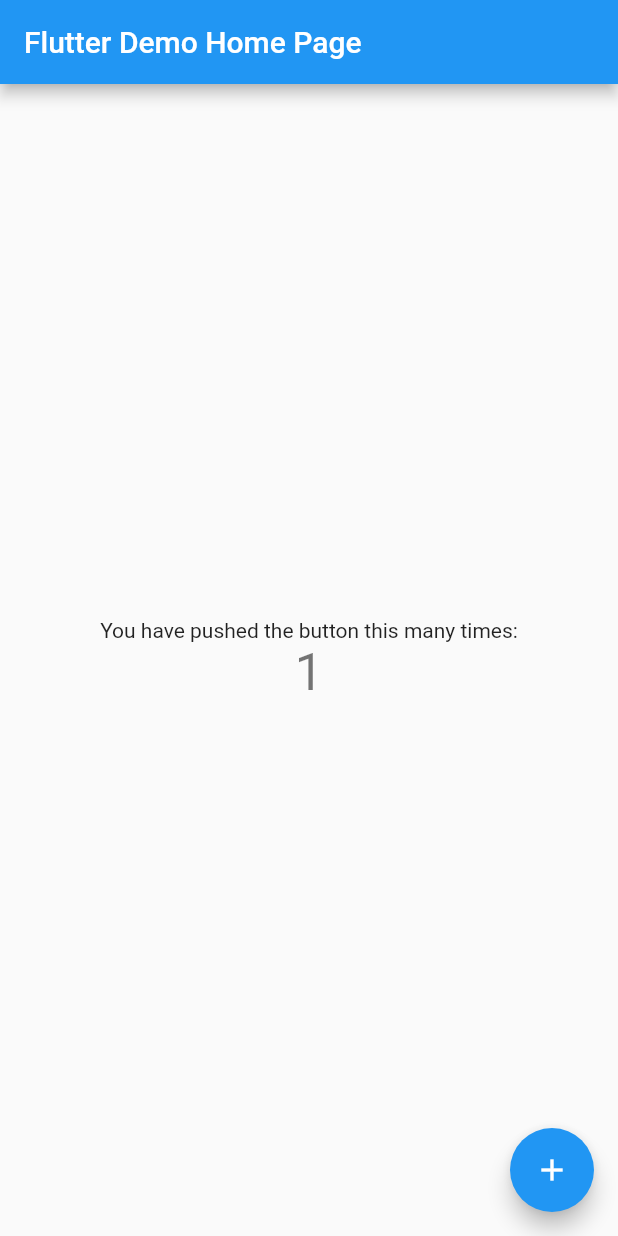
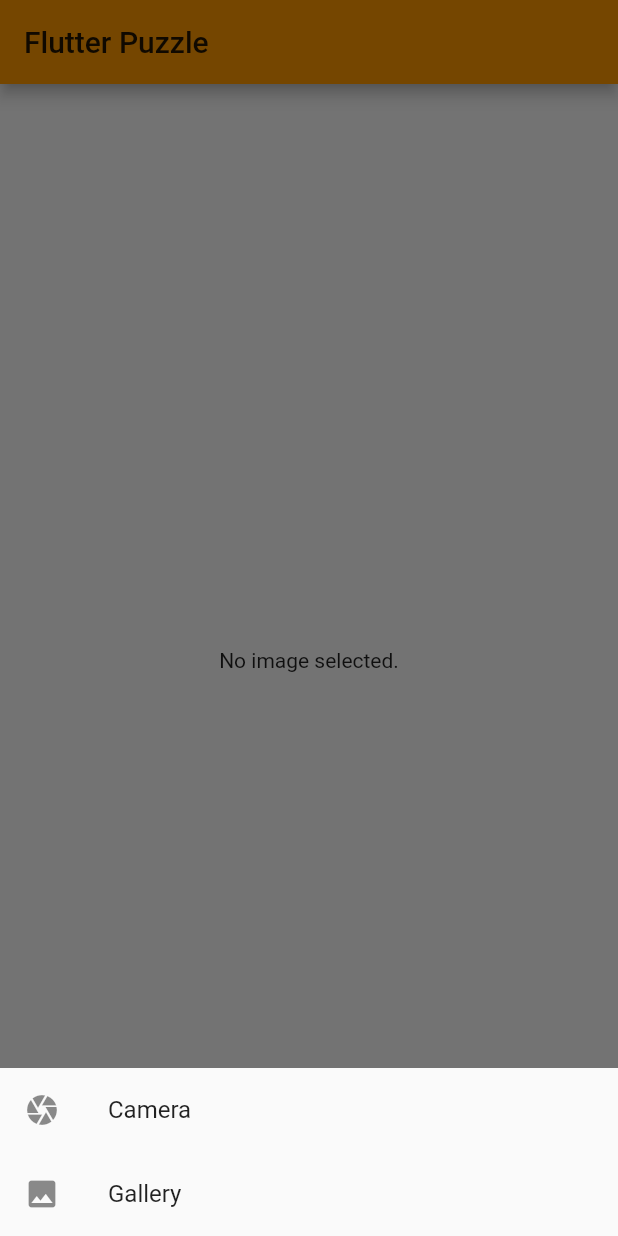
Before and after one commit to lopesdaniel/flutter-quebra-cabeca, a Flutter app: the screen it shows after launch, after a tap on the "add" icon, on a phone screen of 412 x 824 dp. Run offline on Flutter 3.47's test engine with Material 2 defaults, Android fonts, the phone set to English and light mode, and no system bars; our stand-ins replace image_picker.

Commit message:
Ajuste na tela do app e adicionando açao ao floatbutton

```diff
--- a/lib/main.dart
+++ b/lib/main.dart
@@ -1,111 +1,73 @@
+import 'dart:async';
+import 'dart:io';
+
 import 'package:flutter/material.dart';
+import 'package:image_picker/image_picker.dart';
 
 void main() => runApp(MyApp());
 
 class MyApp extends StatelessWidget {
-  // This widget is the root of your application.
   @override
   Widget build(BuildContext context) {
     return MaterialApp(
-      title: 'Flutter Demo',
+      title: 'Flutter Puzzle',
       theme: ThemeData(
-        // This is the theme of your application.
-        //
-        // Try running your application with "flutter run". You'll see the
-        // application has a blue toolbar. Then, without quitting the app, try
-        // changing the primarySwatch below to Colors.green and then invoke
-        // "hot reload" (press "r" in the console where you ran "flutter run",
-        // or simply save your changes to "hot reload" in a Flutter IDE).
-        // Notice that the counter didn't reset back to zero; the application
-        // is not restarted.
-        primarySwatch: Colors.blue,
+        primarySwatch: Colors.orange,
       ),
-      home: MyHomePage(title: 'Flutter Demo Home Page'),
+      home: MyHomePage(title: 'Flutter Puzzle'),
     );
   }
 }
 
 class MyHomePage extends StatefulWidget {
+  final String title;
+
   MyHomePage({Key key, this.title}) : super(key: key);
-
-  // This widget is the home page of your application. It is stateful, meaning
-  // that it has a State object (defined below) that contains fields that affect
-  // how it looks.
-
-  // This class is the configuration for the state. It holds the values (in this
-  // case the title) provided by the parent (in this case the App widget) and
-  // used by the build method of the State. Fields in a Widget subclass are
-  // always marked "final".
-
-  final String title;
 
   @override
   _MyHomePageState createState() => _MyHomePageState();
 }
 
 class _MyHomePageState extends State<MyHomePage> {
-  int _counter = 0;
-
-  void _incrementCounter() {
-    setState(() {
-      // This call to setState tells the Flutter framework that something has
-      // changed in this State, which causes it to rerun the build method below
-      // so that the display can reflect the updated values. If we changed
-      // _counter without calling setState(), then the build method would not be
-      // called again, and so nothing would appear to happen.
-      _counter++;
-    });
-  }
 
   @override
   Widget build(BuildContext context) {
-    // This method is rerun every time setState is called, for instance as done
-    // by the _incrementCounter method above.
-    //
-    // The Flutter framework has been optimized to make rerunning build methods
-    // fast, so that you can just rebuild anything that needs updating rather
-    // than having to individually change instances of widgets.
     return Scaffold(
       appBar: AppBar(
-        // Here we take the value from the MyHomePage object that was created by
-        // the App.build method, and use it to set our appbar title.
         title: Text(widget.title),
       ),
-      body: Center(
-        // Center is a layout widget. It takes a single child and positions it
-        // in the middle of the parent.
-        child: Column(
-          // Column is also layout widget. It takes a list of children and
-          // arranges them vertically. By default, it sizes itself to fit its
-          // children horizontally, and tries to be as tall as its parent.
-          //
-          // Invoke "debug painting" (press "p" in the console, choose the
-          // "Toggle Debug Paint" action from the Flutter Inspector in Android
-          // Studio, or the "Toggle Debug Paint" command in Visual Studio Code)
-          // to see the wireframe for each widget.
-          //
-          // Column has various properties to control how it sizes itself and
-          // how it positions its children. Here we use mainAxisAlignment to
-          // center the children vertically; the main axis here is the vertical
-          // axis because Columns are vertical (the cross axis would be
-          // horizontal).
-          mainAxisAlignment: MainAxisAlignment.center,
-          children: <Widget>[
-            Text(
-              'You have pushed the button this many times:',
-            ),
-            Text(
-              '$_counter',
-              style: Theme.of(context).textTheme.display1,
-            ),
-          ],
+      body: SafeArea(
+        child: new Center(
+          child: new Text('No image selected.'),
         ),
       ),
       floatingActionButton: FloatingActionButton(
-        onPressed: _incrementCounter,
-        tooltip: 'Increment',
+        onPressed: () {
+           showModalBottomSheet(context: context,
+               builder: (BuildContext context) {
+                 return SafeArea(
+                   child: new Column(
+                     mainAxisSize: MainAxisSize.min,
+                     children: [
+                       new ListTile(
+                         leading: new Icon(Icons.camera),
+                         title: new Text('Camera'),
+                         onTap: () => null,
+                       ),
+                       new ListTile(
+                         leading: new Icon(Icons.image),
+                         title: new Text('Gallery'),
+                         onTap: () => null,
+                       ),
+                     ],
+                   ),
+                 );
+               }
+           );
+         },
+        tooltip: 'New Image',
         child: Icon(Icons.add),
-      ), // This trailing comma makes auto-formatting nicer for build methods.
+      ),
     );
   }
 }
--- a/pubspec.yaml
+++ b/pubspec.yaml
@@ -23,6 +23,8 @@ dependencies:
   # The following adds the Cupertino Icons font to your application.
   # Use with the CupertinoIcons class for iOS style icons.
   cupertino_icons: ^0.1.2
+
+  image_picker: ^0.4.10
 
 dev_dependencies:
   flutter_test:
```
Also changed, not shown: pubspec.lock.
